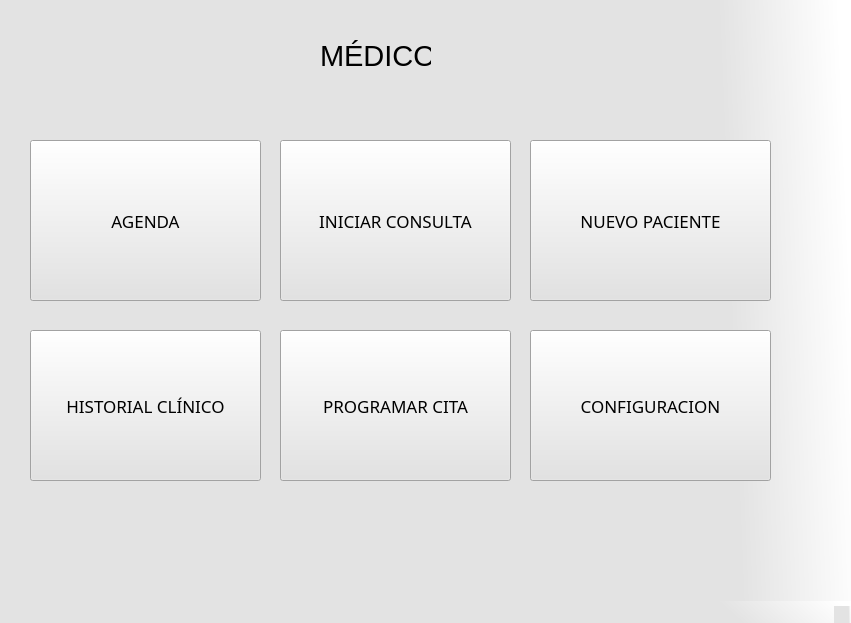
Daxter2000/medical-sys, file medico.ui: the form before one commit.
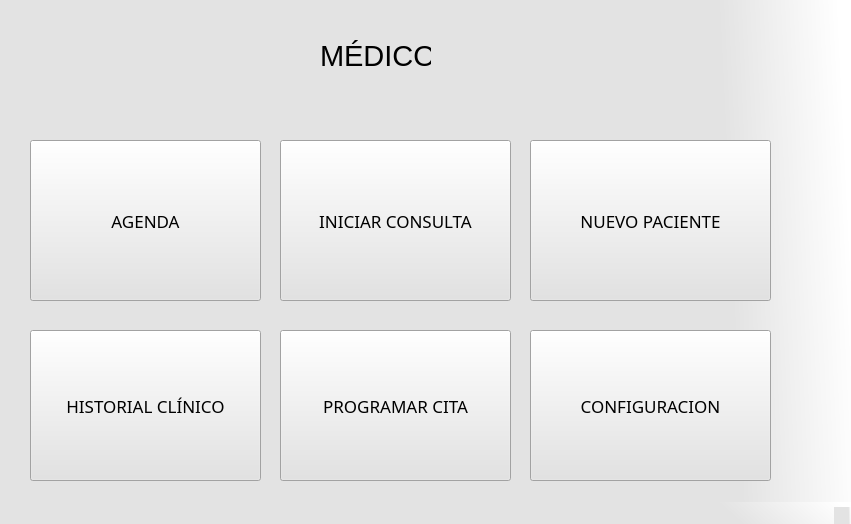
The form after the commit.

The edit to the form file:
```diff
--- a/medico.ui
+++ b/medico.ui
@@ -7,7 +7,7 @@
     <x>0</x>
     <y>0</y>
     <width>851</width>
-    <height>623</height>
+    <height>524</height>
    </rect>
   </property>
   <property name="windowTitle">
```
